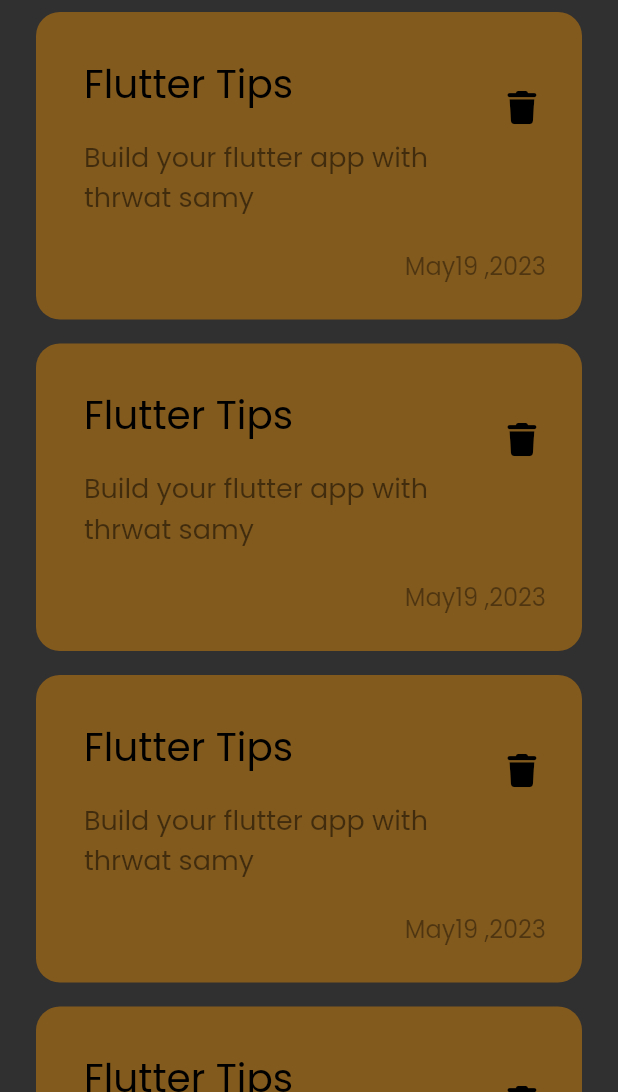
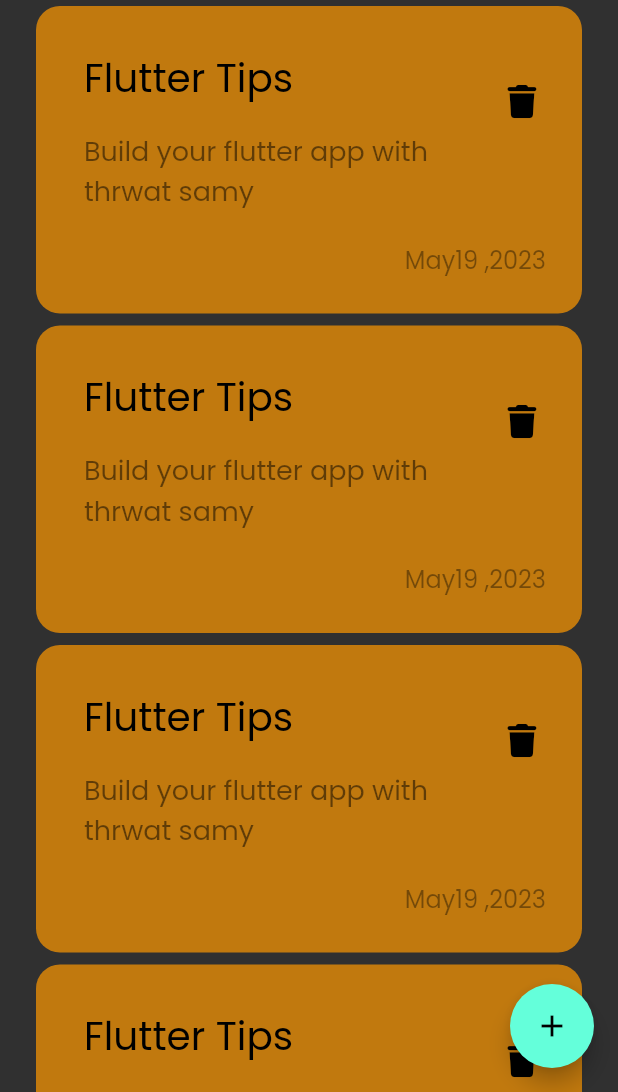
Before and after one commit to AsMaa-AhMeed/notes_app, a Flutter app: the screen it shows after launch, on a phone screen of 412 x 824 dp, the part 144-1236 px from its top. Run offline on Flutter 3.47's test engine with Material 2 defaults, Android fonts, the phone set to English and light mode, and no system bars; our stand-ins replace font_awesome_flutter.

Commit message:
add floatingActionButton

```diff
--- a/lib/views/notes_view.dart
+++ b/lib/views/notes_view.dart
@@ -6,8 +6,10 @@ class NotesView extends StatelessWidget {
 
   @override
   Widget build(BuildContext context) {
-    return const Scaffold(
-      body: NotesViewBody(),
+    return Scaffold(
+      body: const NotesViewBody(),
+      floatingActionButton:
+          FloatingActionButton(onPressed: () {}, child: const Icon(Icons.add)),
     );
   }
 }
--- a/lib/views/widgets/custom_note_item.dart
+++ b/lib/views/widgets/custom_note_item.dart
@@ -8,9 +8,9 @@ class NoteItem extends StatelessWidget {
   Widget build(BuildContext context) {
     return Container(
       padding: const EdgeInsets.only(top: 24, bottom: 24, left: 16),
-      margin: const EdgeInsets.symmetric(vertical: 8.0),
+      margin: const EdgeInsets.symmetric(vertical: 4.0),
       decoration: BoxDecoration(
-          color: Colors.orange.withOpacity(.4),
+          color: Colors.orange.withOpacity(.7),
           borderRadius: BorderRadius.circular(16)),
       child: Column(
         crossAxisAlignment: CrossAxisAlignment.end,
```
